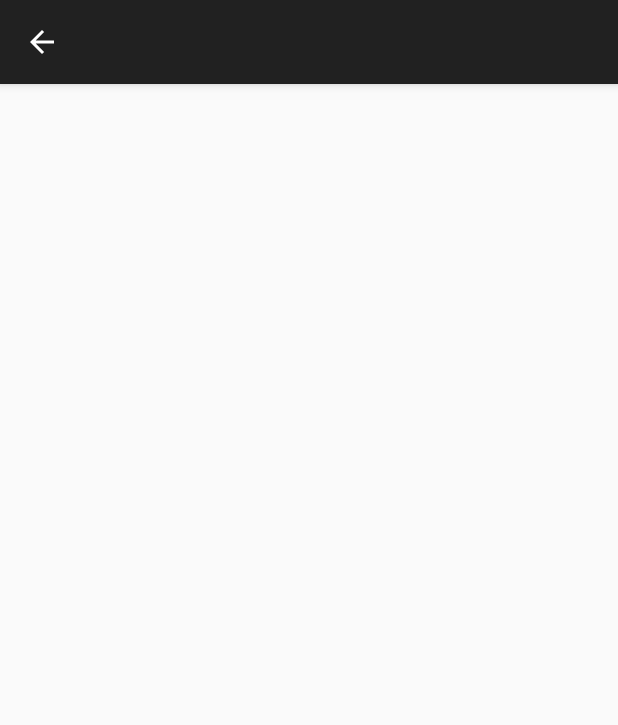
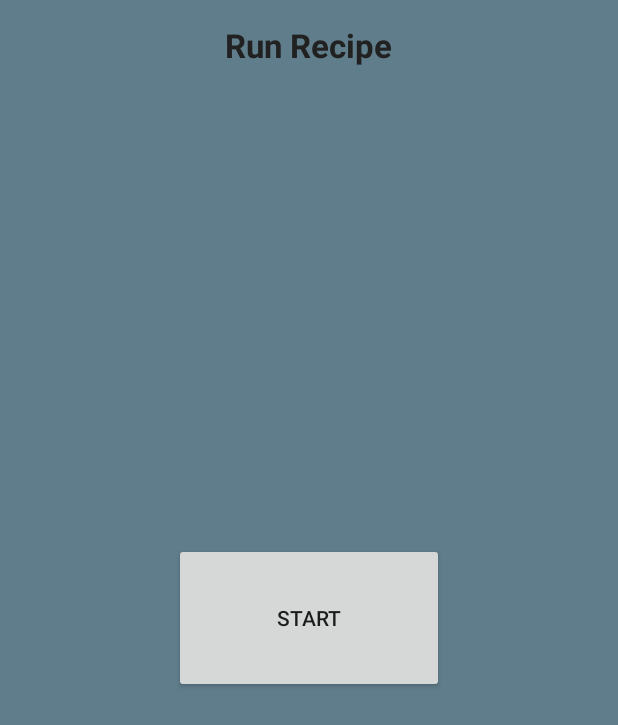
Before and after one commit to johnnyRose/insta-chef-app, an Android app: the RunRecipeActivity screen opened directly, with no data from a screen before it, on a phone screen of 412 x 824 dp. Shown: the top 725 px of the screen. Run offline under Robolectric (Android 15) with nearby library versions, the phone set to English and light mode, and no system bars; 3 statements that could not run were skipped.

Commit message:
Progress on Run Recipe view

```diff
--- a/app/src/main/java/com/example/sean/instantchef/RecipeListActivity.java
+++ b/app/src/main/java/com/example/sean/instantchef/RecipeListActivity.java
@@ -62,9 +62,9 @@ public class RecipeListActivity extends ActionBarActivity {
 
     public void startRecipe(long id) {
         //TODO: uncomment this after we create the RunRecipe screen/class (might need to rename it).
-        //Intent intent = new Intent(this, RunRecipeActivity.class);
-        //intent.putExtra("sean_and_john.run_recipe.info", id);
-        //startActivity(intent);
+        Intent intent = new Intent(this, RunRecipeActivity.class);
+        intent.putExtra("sean_and_john.run_recipe.info", id);
+        startActivity(intent);
     }
 
     @Override
--- a/app/src/main/java/com/example/sean/instantchef/RunRecipeActivity.java
+++ b/app/src/main/java/com/example/sean/instantchef/RunRecipeActivity.java
@@ -1,38 +1,30 @@
 package com.example.sean.instantchef;
 
-import android.content.Context;
-import android.content.Intent;
+import android.app.Activity;
 import android.os.Bundle;
-import android.support.v7.app.ActionBarActivity;
-import android.view.LayoutInflater;
-import android.view.Menu;
-import android.view.MenuItem;
 import android.view.View;
-import android.view.ViewGroup;
-import android.widget.AdapterView;
-import android.widget.BaseAdapter;
-import android.widget.ListView;
 import android.widget.TextView;
-import android.widget.Toast;
-import java.util.ArrayList;
-import java.util.Date;
 
 /**
  * Created by jmr1792 on 4/27/2015.
  */
-public class RunRecipeActivity extends ActionBarActivity {
+public class RunRecipeActivity extends Activity {
+
+    public Recipe recipe;
 
     @Override
     protected void onCreate(Bundle savedInstanceState) {
         super.onCreate(savedInstanceState);
-        //setContentView(R.layout.activity_run_recipe);
+        setContentView(R.layout.activity_run_recipe);
+        Bundle extras = getIntent().getExtras();
+        long id = extras.getLong("sean_and_john.run_recipe.info");
+        this.recipe = MainActivity.recipes.get((int)id);
 
-        Bundle extras = getIntent().getExtras();
-
-        Recipe recipe = (Recipe)extras.getSerializable("Recipe");
-
+        ((TextView)findViewById(R.id.RecipeName)).setText(this.recipe.name);
     }
 
-
-
+    public void playPause(View view) {
+        ((TextView)findViewById(R.id.playPause)).setText(this.recipe.isActive ? "Start" : "Pause");
+        this.recipe.isActive = !this.recipe.isActive;
+    }
 }
--- a/app/src/main/res/layout/activity_run_recipe.xml
+++ b/app/src/main/res/layout/activity_run_recipe.xml
@@ -54,4 +54,15 @@
         </LinearLayout>
     </LinearLayout>
 
+    <Button
+        android:layout_width="wrap_content"
+        android:layout_height="wrap_content"
+        android:text="Start"
+        android:id="@+id/playPause"
+        android:width="180dp"
+        android:height="100dp"
+        android:layout_centerVertical="true"
+        android:layout_centerHorizontal="true"
+        android:onClick="playPause"/>
+
 </RelativeLayout>
```
Also changed, not shown: app/src/main/java/com/example/sean/instantchef/Recipe.java (+2 -5 lines), app/src/main/res/layout/activity_create_edit_recipe.xml (+10 -1 lines).
